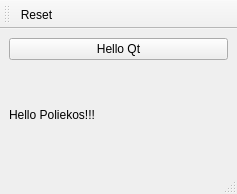
The window that 1_hello_world/QtHelloWorld.ui (igorcl2000/ia-cc-2022-2-IgorLima) describes before a commit, drawn with Qt 5.
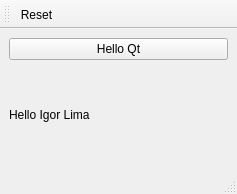
The same window after the commit. Icons and pictures are not drawn.

The edit to the form file:
```diff
--- a/1_hello_world/QtHelloWorld.ui
+++ b/1_hello_world/QtHelloWorld.ui
@@ -25,7 +25,7 @@
     <item>
      <widget class="QLabel" name="hellolabel">
       <property name="text">
-       <string>Hello Poliekos!!!</string>
+       <string>Hello Igor Lima</string>
       </property>
      </widget>
     </item>
```
